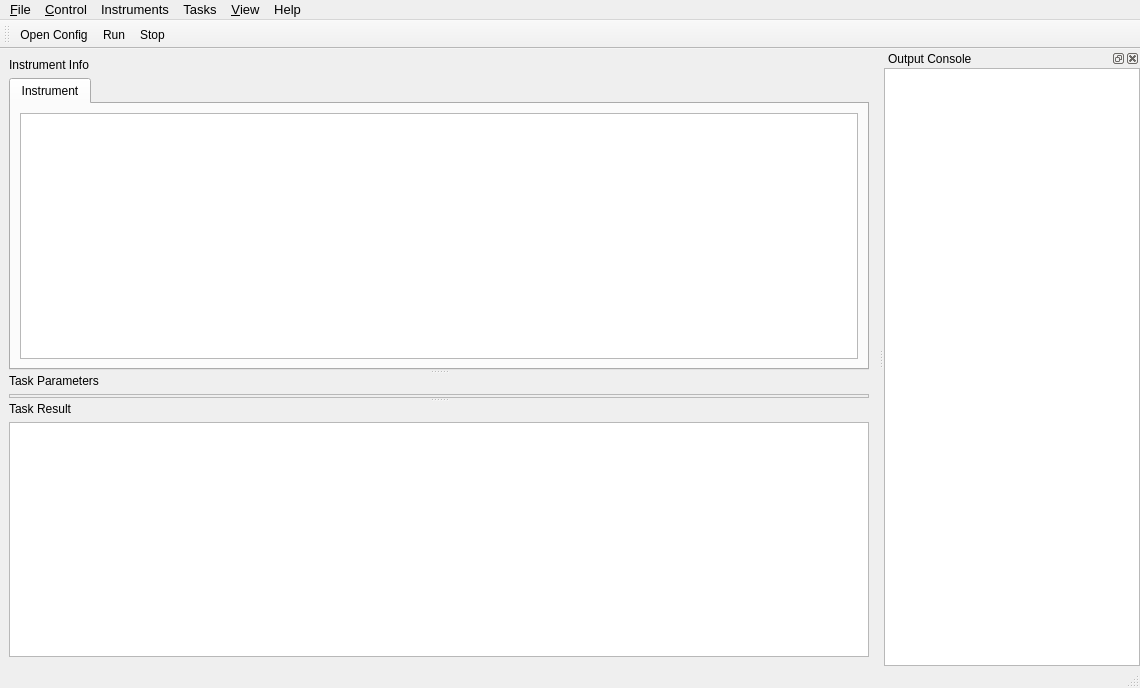
Old version of the form rgagui/ui/taskmain.ui in the repository thinkSRS/srsgui.
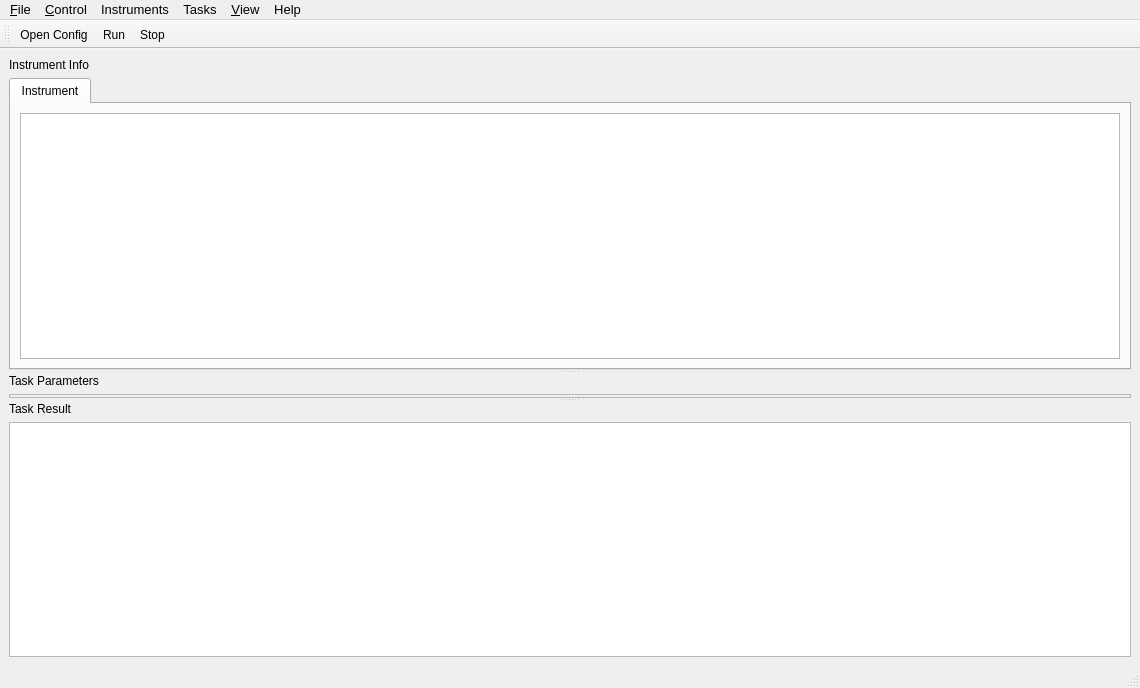
New version of the form. Icons and pictures are not drawn.

Commit message: Add default names to dockhandler Move console init to dockhandler

```diff
--- a/rgagui/ui/taskmain.ui
+++ b/rgagui/ui/taskmain.ui
@@ -182,30 +182,6 @@
    <addaction name="actionRun"/>
    <addaction name="actionStop"/>
   </widget>
-  <widget class="QDockWidget" name="loggingDockWidget">
-   <property name="toolTip">
-    <string extracomment="Logging console"/>
-   </property>
-   <property name="whatsThis">
-    <string extracomment="Logging console"/>
-   </property>
-   <property name="floating">
-    <bool>false</bool>
-   </property>
-   <property name="windowTitle">
-    <string>Output Console</string>
-   </property>
-   <attribute name="dockWidgetArea">
-    <number>2</number>
-   </attribute>
-      <widget class="QTextBrowser" name="console">
-       <property name="font">
-        <font>
-         <pointsize>10</pointsize>
-        </font>
-       </property>
-      </widget>
-  </widget>
   <action name="action_New">
    <property name="icon">
     <iconset>
```
Left out of the diff: 47 changed lines with no effect on the pictures. The commit also changes 3 other files.
